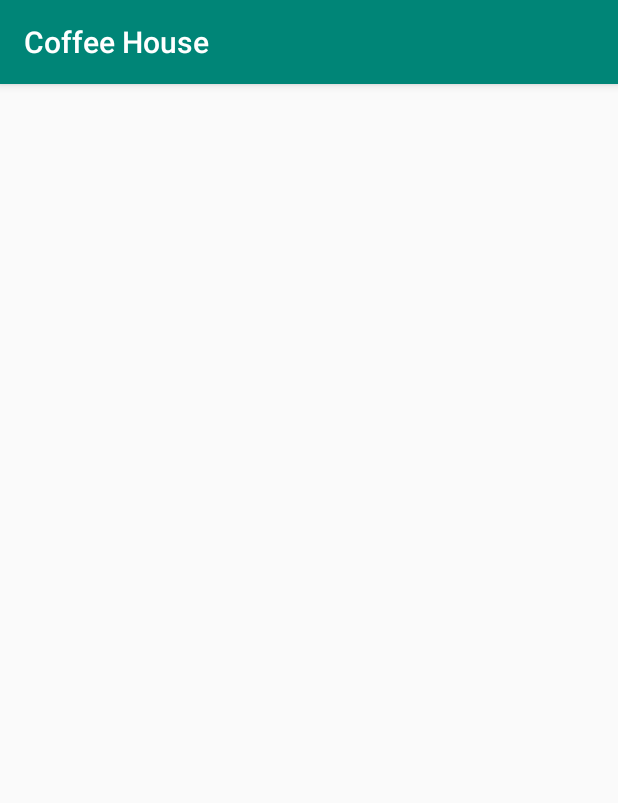
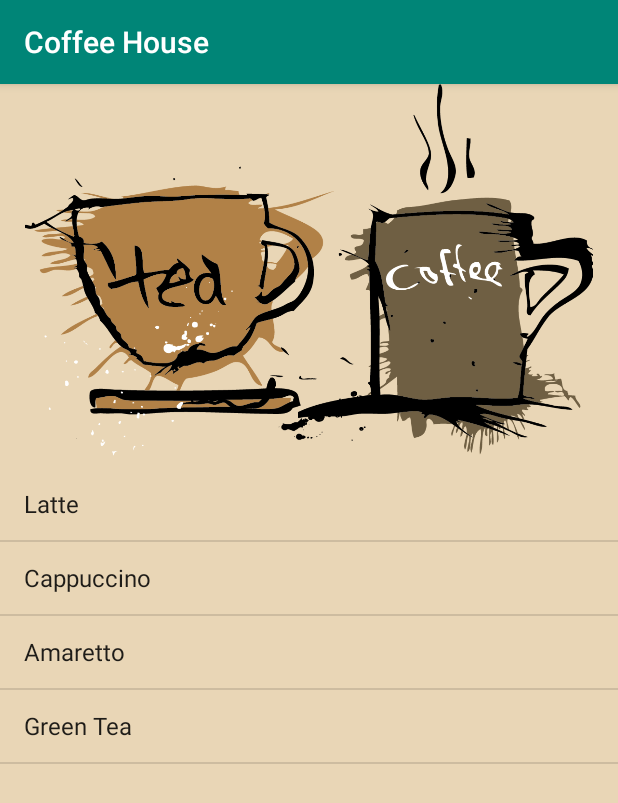
Before and after one commit to Julia-Anish/CoffeeHouse, an Android app: the screen it shows after launch (DrinkMenu), after a tap on "Drinks", on a phone screen of 412 x 824 dp. Shown: the top 803 px of the screen. Run offline under Robolectric (Android 15) with nearby library versions, the phone set to English and light mode, and no system bars.

Commit message:
Created a new class that contains an array of objects. Created an adapter for this array. Сompleted design DrinkMenu.java

```diff
--- /dev/null
+++ b/app/src/main/java/com/example/coffeehouse/Drink.java
@@ -0,0 +1,29 @@
+package com.example.coffeehouse;
+
+public class Drink {
+    private String name;
+    private String description;
+
+
+    public static final Drink [] drinks = {
+            new Drink("Latte", "It is a coffee-based drink made primarily from espresso and steamed milk. It consists of one-third espresso, two-thirds heated milk and about 1cm of foam. The foam can be poured in such a way to create a picture."),
+            new Drink("Cappuccino", "It is a coffee-based drink made primarily from espresso and milk. It consists of one-third espresso, one-third heated milk and one-third milk foam"),
+            new Drink("Amaretto", "It is a liqueur with an almond flavor, but surprisingly, it may or may not contain almonds. The standard base of the liqueur is primarily made from either apricot pits or almonds or both."),
+            new Drink("Green Tea","It is a type of tea that is made from Camellia sinensis leaves and buds that have not undergone the same withering and oxidation process used to make oolong teas and black teas. Green tea originated in China, but its production and manufacture has spread to other countries in East Asia.")
+
+    };
+    private Drink (String name, String description){
+        this.name = name;
+        this.description = description;
+    }
+    public String getName(){
+        return name;
+    }
+    public String getDescription(){
+        return description;
+    }
+
+    public String toString(){
+        return this.name;
+    }
+}
--- a/app/src/main/java/com/example/coffeehouse/DrinkMenu.java
+++ b/app/src/main/java/com/example/coffeehouse/DrinkMenu.java
@@ -3,6 +3,8 @@ package com.example.coffeehouse;
 import androidx.appcompat.app.AppCompatActivity;
 
 import android.os.Bundle;
+import android.widget.ArrayAdapter;
+import android.widget.ListView;
 
 public class DrinkMenu extends AppCompatActivity {
 
@@ -10,5 +12,15 @@ public class DrinkMenu extends AppCompatActivity {
     protected void onCreate(Bundle savedInstanceState) {
         super.onCreate(savedInstanceState);
         setContentView(R.layout.activity_drink_menu);
+
+        ArrayAdapter<Drink> listAdapter = new ArrayAdapter<>(
+                this,
+                android.R.layout.simple_list_item_1,
+                Drink.drinks);
+
+
+        ListView listDrinks = (ListView)findViewById(R.id.listDrinks);
+        listDrinks.setAdapter (listAdapter);
+
     }
 }
--- a/app/src/main/res/layout/activity_drink_menu.xml
+++ b/app/src/main/res/layout/activity_drink_menu.xml
@@ -1,9 +1,25 @@
 <?xml version="1.0" encoding="utf-8"?>
-<androidx.constraintlayout.widget.ConstraintLayout xmlns:android="http://schemas.android.com/apk/res/android"
+<LinearLayout
+    xmlns:android="http://schemas.android.com/apk/res/android"
     xmlns:app="http://schemas.android.com/apk/res-auto"
     xmlns:tools="http://schemas.android.com/tools"
     android:layout_width="match_parent"
     android:layout_height="match_parent"
-    tools:context=".DrinkMenu">
+    tools:context=".DrinkMenu"
+    android:orientation="vertical"
+    android:background="@color/colorAccent">
 
-</androidx.constraintlayout.widget.ConstraintLayout>
+
+    <ImageView
+        android:id="@+id/imageView2"
+        android:layout_width="match_parent"
+        android:layout_height="0dp"
+        android:layout_weight="2"
+        app:srcCompat="@drawable/coffee1" />
+
+    <ListView
+        android:id="@+id/listDrinks"
+        android:layout_width="match_parent"
+        android:layout_height="0dp"
+        android:layout_weight="4"/>
+</LinearLayout>
```
